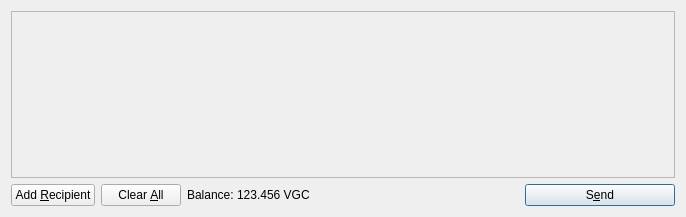
This is src/qt/forms/sendcoinsdialog.ui in VegasCoin/vegascoin as Qt 5 draws it before an edit. The edited form follows.
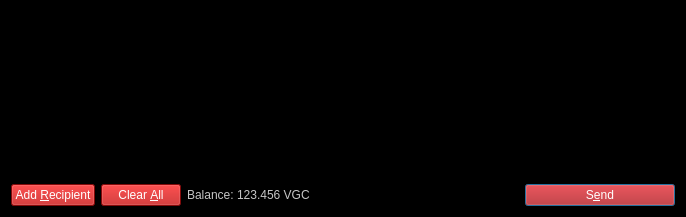
This is the edited form. Icons and pictures are not drawn.

Commit message: Updated forms to black background

```diff
--- a/src/qt/forms/sendcoinsdialog.ui
+++ b/src/qt/forms/sendcoinsdialog.ui
@@ -13,6 +13,10 @@
   <property name="windowTitle">
    <string>Send Coins</string>
   </property>
+  <property name="styleSheet">
+   <string notr="true">color: rgb(198, 198, 198);
+background-color: rgb(0, 0, 0);</string>
+  </property>
   <layout class="QVBoxLayout" name="verticalLayout">
    <item>
     <widget class="QScrollArea" name="scrollArea">
@@ -63,6 +67,11 @@
        <property name="toolTip">
         <string>Send to multiple recipients at once</string>
        </property>
+       <property name="styleSheet">
+        <string notr="true">font: bold 9pt &quot;Sans Serif&quot;;
+color: rgb(255, 255, 255);
+background-color: rgb(183, 13, 13);</string>
+       </property>
        <property name="text">
         <string>Add &amp;Recipient</string>
        </property>
@@ -86,6 +95,11 @@
        <property name="toolTip">
         <string>Remove all transaction fields</string>
        </property>
+       <property name="styleSheet">
+        <string notr="true">font: bold 9pt &quot;Sans Serif&quot;;
+color: rgb(255, 255, 255);
+background-color: rgb(183, 13, 13);</string>
+       </property>
        <property name="text">
         <string>Clear &amp;All</string>
        </property>
@@ -152,6 +166,11 @@
        <property name="toolTip">
         <string>Confirm the send action</string>
        </property>
+       <property name="styleSheet">
+        <string notr="true">font: bold 9pt &quot;Sans Serif&quot;;
+color: rgb(255, 255, 255);
+background-color: rgb(183, 13, 13);</string>
+       </property>
        <property name="text">
         <string>S&amp;end</string>
        </property>
```
Left out of the diff: 11 changed lines with no effect on the pictures. The commit also changes 11 other files.
